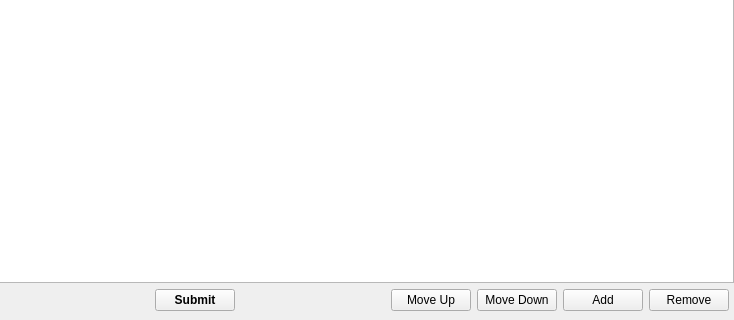
Before: the Qt Designer form BaseClient/Source/ManageCategoryWidget.ui in WorksAhead/Base, drawn with Qt 5; both pictures show x 86 to 820 and y 330 to 650 of the 820 by 650 pixel window.
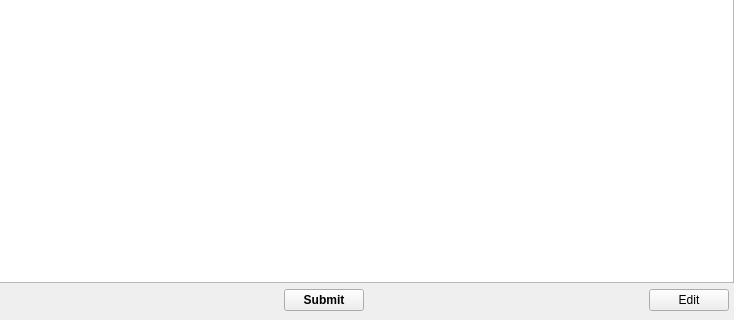
After: the same form once the commit is applied.

Diff of the .ui file:
```diff
--- a/BaseClient/Source/ManageCategoryWidget.ui
+++ b/BaseClient/Source/ManageCategoryWidget.ui
@@ -92,28 +92,7 @@
      <item>
       <widget class="QPushButton" name="moveUpButton">
        <property name="text">
-        <string>Move Up</string>
-       </property>
-      </widget>
-     </item>
-     <item>
-      <widget class="QPushButton" name="moveDownButton">
-       <property name="text">
-        <string>Move Down</string>
-       </property>
-      </widget>
-     </item>
-     <item>
-      <widget class="QPushButton" name="addButton">
-       <property name="text">
-        <string>Add</string>
-       </property>
-      </widget>
-     </item>
-     <item>
-      <widget class="QPushButton" name="removeButton">
-       <property name="text">
-        <string>Remove</string>
+        <string>Edit</string>
        </property>
       </widget>
      </item>
```
Left out of the diff: 6 changed lines with no effect on the pictures.
